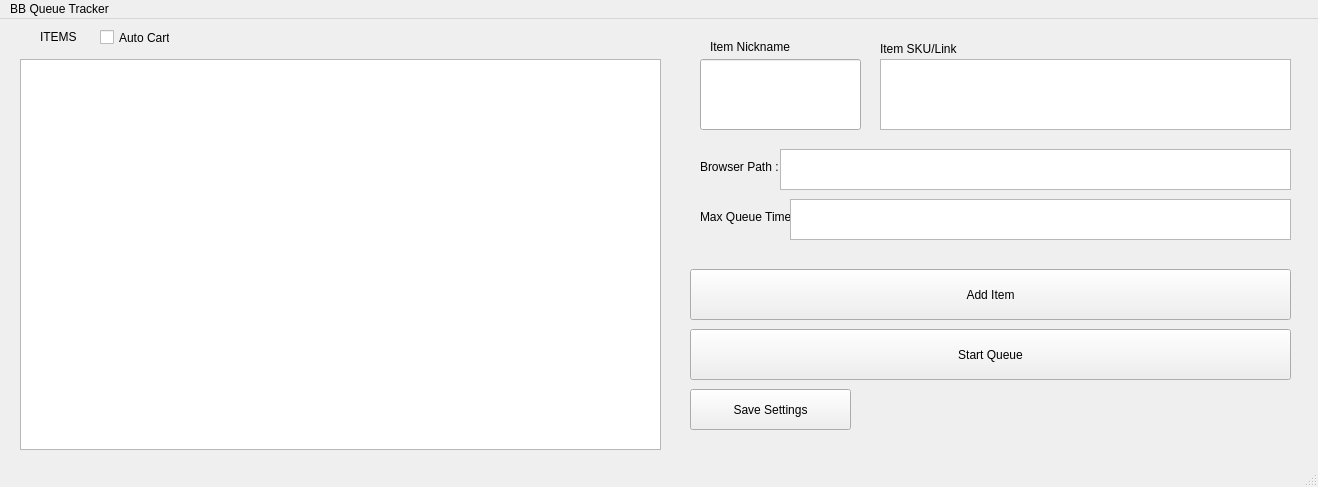
The window that queue_threads_v_3.ui (TenzinsShapaley/Best-Buy-Module) describes before a commit, drawn with Qt 5.
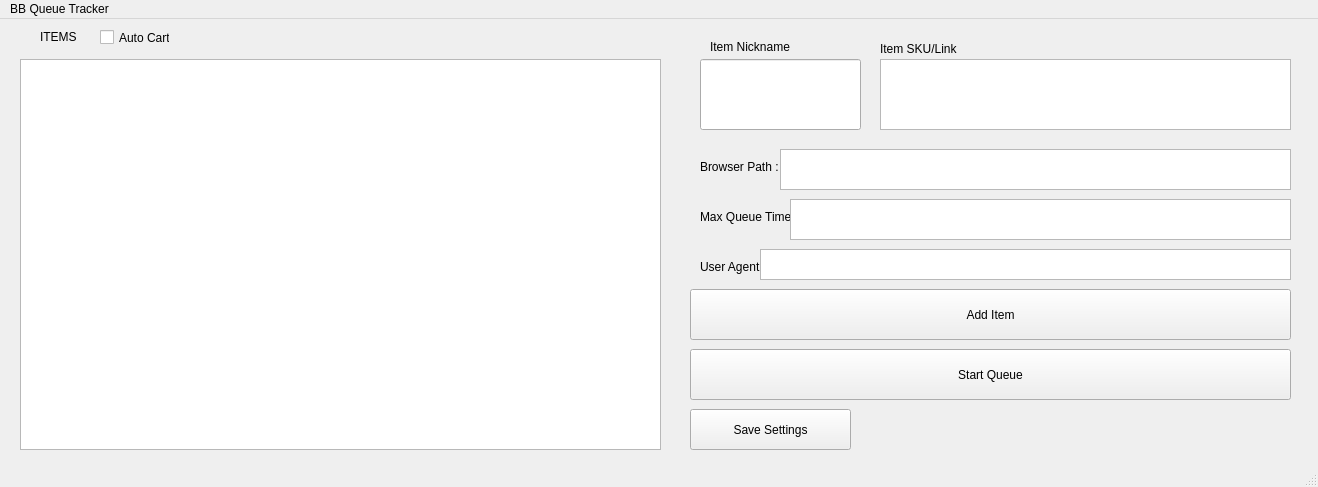
The same window after the commit.

```diff
--- a/queue_threads_v_3.ui
+++ b/queue_threads_v_3.ui
@@ -38,7 +38,7 @@
     <property name="geometry">
      <rect>
       <x>690</x>
-      <y>250</y>
+      <y>270</y>
       <width>601</width>
       <height>51</height>
      </rect>
@@ -51,7 +51,7 @@
     <property name="geometry">
      <rect>
       <x>690</x>
-      <y>310</y>
+      <y>330</y>
       <width>601</width>
       <height>51</height>
      </rect>
@@ -172,7 +172,7 @@
     <property name="geometry">
      <rect>
       <x>690</x>
-      <y>370</y>
+      <y>390</y>
       <width>161</width>
       <height>41</height>
      </rect>
@@ -181,6 +181,29 @@
      <string>Save Settings</string>
     </property>
    </widget>
+   <widget class="QLabel" name="label_6">
+    <property name="geometry">
+     <rect>
+      <x>700</x>
+      <y>240</y>
+      <width>121</width>
+      <height>16</height>
+     </rect>
+    </property>
+    <property name="text">
+     <string>User Agent:</string>
+    </property>
+   </widget>
+   <widget class="QTextEdit" name="user_agent_edit">
+    <property name="geometry">
+     <rect>
+      <x>760</x>
+      <y>230</y>
+      <width>531</width>
+      <height>31</height>
+     </rect>
+    </property>
+   </widget>
   </widget>
   <widget class="QMenuBar" name="menubar">
    <property name="geometry">
```
